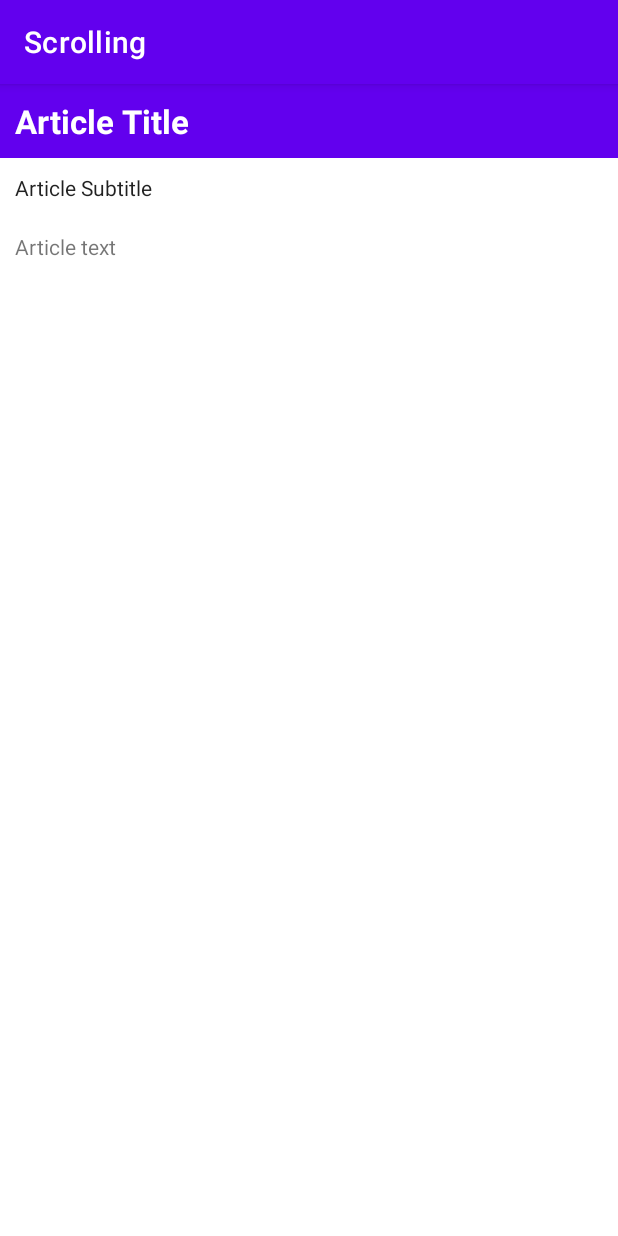
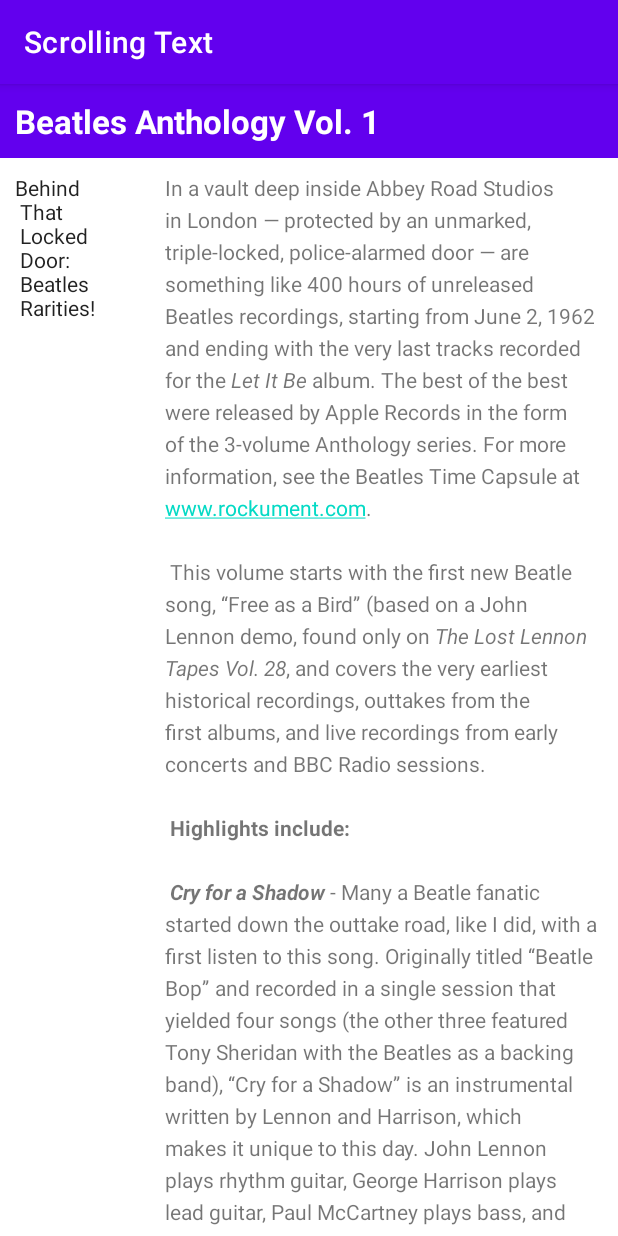
Before and after one commit to jnchoi0/android-training, an Android app: the screen it shows after launch (MainActivity), on a phone screen of 412 x 824 dp. Run offline under Robolectric (Android 15) with nearby library versions, the phone set to English and light mode, and no system bars.

Commit message:
1.3 Homework - Scrolling LinearLayout, vertical-horizonatal - button doesn't show up when LinearLayout is orientated horizontal

```diff
--- a/Scrolling/app/src/main/res/layout/activity_main.xml
+++ b/Scrolling/app/src/main/res/layout/activity_main.xml
@@ -16,24 +16,43 @@
         android:textColor="@android:color/white"
         android:textStyle="bold" />
 
+    <ScrollView
+        android:layout_width="wrap_content"
+        android:layout_height="wrap_content"
+        android:layout_below="@id/article_heading">
+
+        <LinearLayout
+            android:layout_width="wrap_content"
+            android:layout_height="wrap_content"
+            android:orientation="horizontal">
+
             <TextView
                 android:id="@+id/article_subheading"
-        android:layout_width="match_parent"
+                android:layout_width="100dp"
                 android:layout_height="wrap_content"
                 android:layout_below="@id/article_heading"
                 android:padding="@dimen/padding_regular"
-        android:textAppearance="@android:style/TextAppearance.DeviceDefault"
-        android:text="@string/article_subtitle"/>
+                android:text="@string/article_subtitle"
+                android:textAppearance="@android:style/TextAppearance.DeviceDefault" />
 
             <TextView
                 android:id="@+id/article"
                 android:layout_width="wrap_content"
                 android:layout_height="wrap_content"
-        android:layout_below="@+id/article_subheading"
+                android:layout_below="@+id/article_heading"
+                android:autoLink="web"
                 android:lineSpacingExtra="5sp"
                 android:padding="@dimen/padding_regular"
-        android:text="Article text"
+                android:text="@string/article_text" />
 
-         />
+        </LinearLayout>
+<!--        <Button-->
+<!--            android:id="@+id/button"-->
+<!--            android:layout_width="wrap_content"-->
+<!--            android:layout_height="wrap_content"-->
+<!--            android:layout_below="@+id/article"-->
+<!--            android:text="ADD Comment" />-->
+
+    </ScrollView>
 
 </RelativeLayout>
--- a/Scrolling/app/src/main/res/values/strings.xml
+++ b/Scrolling/app/src/main/res/values/strings.xml
@@ -1,5 +1,26 @@
 <resources>
-    <string name="app_name">Scrolling</string>
-    <string name="article_subtitle">Article Subtitle</string>
-    <string name="article_title">Article Title</string>
+    <string name="app_name">Scrolling Text</string>
+    <string name="article_title">Beatles Anthology Vol. 1</string>
+    <string name="article_subtitle">Behind \n That \n Locked \n Door: \n Beatles \n Rarities!</string>
+    <string name="article_text">In a vault deep inside Abbey Road Studios in London — protected by an unmarked, triple-locked, police-alarmed door — are something like 400 hours of unreleased Beatles recordings, starting from June 2, 1962 and ending with the very last tracks recorded for the <i>Let It Be</i> album. The best of the best were released by Apple Records in the form of the 3-volume Anthology series.
+        For more information, see the Beatles Time Capsule at www.rockument.com.
+\n\n
+This volume starts with the first new Beatle song, “Free as a Bird” (based on a John Lennon demo, found only on <i>The Lost Lennon Tapes Vol. 28</i>, and covers the very earliest historical recordings, outtakes from the first albums, and live recordings from early concerts and BBC Radio sessions.
+\n\n
+<b>Highlights include:</b>
+\n\n
+<b><i>Cry for a Shadow</i></b> - Many a Beatle fanatic started down the outtake road, like I did, with a first listen to this song. Originally titled “Beatle Bop” and recorded in a single session that yielded four songs (the other three featured Tony Sheridan with the Beatles as a backing band), “Cry for a Shadow” is an instrumental written by Lennon and Harrison, which makes it unique to this day. John Lennon plays rhythm guitar, George Harrison plays lead guitar, Paul McCartney plays bass, and Pete Best plays drums. The sessions were produced by Bert Kaempfert in Hamburg, Germany, during the Beatles’ second visit from April through July of 1961 to play in the Reeperbahn-section clubs.
+\n\n
+<b><i>My Bonnie</i></b> and <b><i>Ain’t She Sweet</i></b> — At the same session, the Beatles played on “My Bonnie” (the first-ever single with Beatles playing), as the backing band for English singer Tony Sheridan, originally a member of the Jets. The popularity of this single in Liverpool brought the Beatles to the attention of Brian Epstein, who worked in the NEMS record store and tried to meet demand for the disc. John Lennon then sings a fine “Ain’t She Sweet” (his first-ever released vocal).
+\n\n
+<b><i>Searchin</i></b> — A Jerry Leiber - Mike Stoller comedy song that was a hit for the Coasters in 1957, and a popular live favorite of the Beatles. The Coasters also had a hit with “Besame Mucho” and the Beatles covered that song as well. Ringo Starr had by now replaced Pete Best on drums. The high falsetto is George, who also plays a hesitant lead guitar. This is from their first audition for Decca Records in London on Jan 1., 1962, live in the studio. The Grateful Dead would later cover “Searchin” with a similar arrangement, Pigpen doing the Paul vocals. A live version is available on outtake records featuring the Dead joined by the Beach Boys!
+\n\n
+<b><i>Love Me Do</i></b> — An early version of the song, played a bit slower and with more of a blues feeling, and a cool bossa-nova beat in middle. Paul had to sing while John played harmonica — a first for the group. Pete Best played drums on this version.
+\n\n
+<b><i>She Loves You – Till There Was You – Twist and Shout</i></b> — Live at the Princess Wales Theatre by Leicester Square in London, attended by the Queen. “Till There Was You” (by Meredith Wilson) is from the musical The Music Man and a hit for Peggy Lee in 1961. Before playing it, Paul said it was recorded by his favorite American group, “Sophie Tucker” (which got some laughs). At the end, John tells the people in the cheaper seats to clap their hands, and the rest to “rattle your jewelry” and then announces “Twist and Shout” (a song by Bert Russell and Phil Medley that was first recorded in 1962 by the Isley Brothers). A film of the performance shows the Queen smiling at John’s remark.
+\n\n
+<b><i>Leave My Kitten Alone</i></b> — One of the lost Beatle songs recorded during the “Beatles For Sale” sessions but never released. This song, written by Little Willie John, Titus Turner, and James McDougal, was a 1959 R&amp;B hit for Little Willie John and covered by Johnny Preston before the Beatles tried it and shelved it. A reference to a “big fat bulldog” may have influenced John’s “Hey Bulldog” (Yellow Submarine album), which is a similar rocker.
+\n\n
+<b><i>One After 909</i></b> — A song recorded for the <i>Let It Be</i> album was actually worked on way back in the beginning, six years earlier. This take shows how they did it much more slowly, with an R&amp;B feel to it.
+</string>
 </resources>
```
Lines whose indentation alone changed are shown as unchanged.
